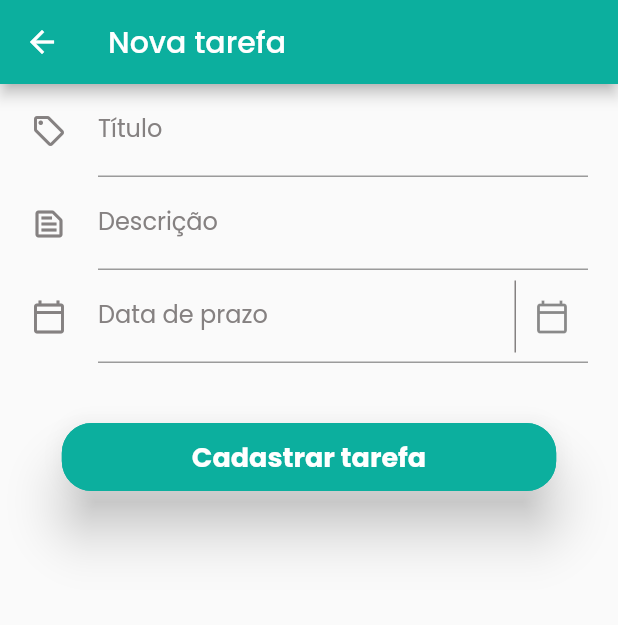
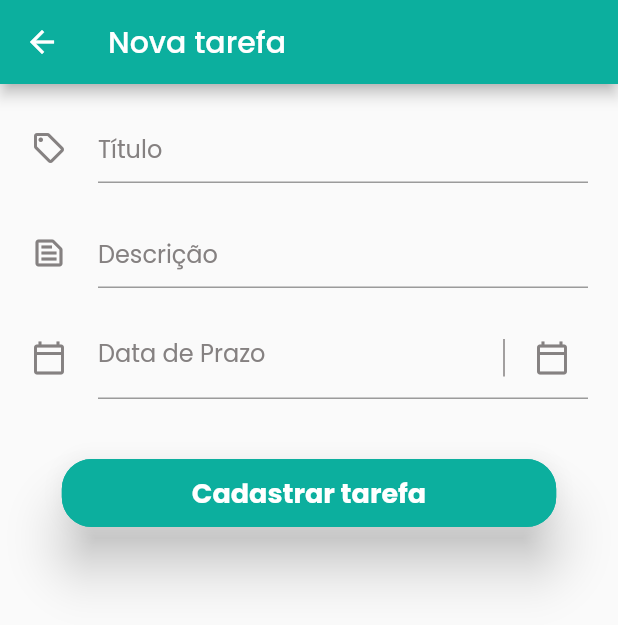
Before and after one commit to RafaMC03/Tasker, a Flutter app: the cadTarefas screen opened directly, on a phone screen of 412 x 824 dp. Shown: the top 625 px of the screen. Run offline on Flutter 3.47's test engine with Material 2 defaults, Android fonts, the phone set to English and light mode, and no system bars; our stand-ins replace bot_toast, firebase_auth, firebase_core, google_fonts, page_transition; accounts and stored records are empty.

Commit message:
Campos Cadastro Tarefas | NavBar

```diff
--- /dev/null
+++ b/lib/modules/home/controllers/controller.dart
@@ -0,0 +1,7 @@
+import 'package:flutter/cupertino.dart';
+
+class CadastroTarefasController extends ChangeNotifier{
+  final titulo = TextEditingController();
+  final descricao = TextEditingController();
+  final data = TextEditingController();
+}
--- a/lib/modules/home/pages/cadastroTarefas.dart
+++ b/lib/modules/home/pages/cadastroTarefas.dart
@@ -1,8 +1,8 @@
 import 'package:flutter/material.dart';
-import 'package:flutter/src/widgets/container.dart';
-import 'package:flutter/src/widgets/framework.dart';
+import 'package:tasker/modules/home/controllers/controller.dart';
 import 'package:tasker/shared/components/botoes/botao_componente.dart';
 import 'package:tasker/shared/components/campo_form/campo_form_componente.dart';
+import 'package:tasker/shared/components/campo_form/campo_form_tarefas.dart';
 
 final controllerTitulo = TextEditingController();
 
@@ -14,94 +14,65 @@ class cadTarefas extends StatefulWidget {
 }
 
 class _cadTarefasState extends State<cadTarefas> {
+  final _controller = CadastroTarefasController();
+  List<FocusNode> _focusNodes = [
+    FocusNode(),
+    FocusNode(),
+    FocusNode(),
+  ];
+
+  @override
+  void initState() {
+    super.initState();
+    _focusNodes.forEach((node) {
+      node.addListener(() {
+        setState(() {});
+      });
+    });
+  }
+
   @override
   Widget build(BuildContext context) {
-    return Scaffold(
+    return GestureDetector(
+      onTap: () => FocusManager.instance.primaryFocus?.unfocus(),
+      child: Scaffold(
         appBar: AppBar(
-        title: Text('Nova tarefa'),
-        backgroundColor: Color.fromARGB(255, 12, 175, 158),
+          title: const Text('Nova tarefa'),
+          backgroundColor: const Color.fromARGB(255, 12, 175, 158),
         ),
         body: ListView(
           children: [
-          Padding(
+            Theme(
+              data: Theme.of(context).copyWith(),
+              child: Padding(
                 padding: const EdgeInsets.only(right: 20),
+                child: Form(
                   child: Column(
                     children: [
-                Row(
-              children: [
-                Expanded(
-                    flex: 2,
-                    child: Icon(
-                      Icons.local_offer_outlined,
-                      color: Color.fromARGB(255, 133, 129, 129),
-                    )),
-                Expanded(
-                  flex: 10,
-                  child: TextFormField(
-                    decoration: InputDecoration(
-                        label: Text(
-                      'Título',
-                      style: TextStyle(color: Color.fromARGB(255, 133, 129, 129)),
-                    )),
+                      CampoFormTarefas(
+                        label: 'Título',
+                        icone: Icons.local_offer_outlined,
+                        node: _focusNodes[0],
+                        isData: false,
+                        controller: _controller.titulo,
                       ),
+                      CampoFormTarefas(
+                        label: 'Descrição',
+                        icone: Icons.text_snippet_outlined,
+                        node: _focusNodes[1],
+                        isData: false,
+                        controller: _controller.descricao,
+                      ),
+                      CampoFormTarefas(
+                        label: 'Data de Prazo',
+                        icone: Icons.calendar_today_outlined,
+                        node: _focusNodes[2],
+                        isData: true,
+                        controller: _controller.data,
                       ),
                     ],
                   ),
-            Row(
-              children: [
-                Expanded(
-                    flex: 2,
-                    child: Icon(
-                      Icons.text_snippet_outlined,
-                      color: Color.fromARGB(255, 133, 129, 129),
-                    )),
-                Expanded(
-                  flex: 10,
-                  child: TextFormField(
-                    decoration: InputDecoration(
-                        label: Text(
-                      'Descrição',
-                      style: TextStyle(color: Color.fromARGB(255, 133, 129, 129)),
-                    )),
                 ),
-                ),
-              ],
-            ),
-            Row(
-              children: [
-                Expanded(
-                    flex: 2,
-                    child: Icon(
-                      Icons.calendar_today_outlined,
-                      color: Color.fromARGB(255, 133, 129, 129),
-                    )),
-                Expanded(
-                  flex: 10,
-                  child: TextFormField(
-                    decoration: InputDecoration(
-                      label: Text(
-                        'Data de prazo',
-                        style:
-                            TextStyle(color: Color.fromARGB(255, 133, 129, 129)),
-                      ),
-                      suffixIcon: Container(
-                          margin: EdgeInsets.only(left: 4),
-                          decoration: BoxDecoration(
-                              border: Border(
-                                  left: BorderSide(
-                                      color:
-                                          Color.fromARGB(255, 133, 129, 129)))),
-                          child: IconButton(
-                              onPressed: (() {
-
-                              }),
-                              icon: Icon(Icons.calendar_today_outlined))),
-                    ),
-                  ),
-                ),
-              ],
-            ),
-              ],
               ),
             ),
             Column(
@@ -110,7 +81,7 @@ class _cadTarefasState extends State<cadTarefas> {
                   padding: const EdgeInsets.only(top: 40),
                   child: BotaoComponente(
                       texto: 'Cadastrar tarefa',
-                    corFundo: Color.fromARGB(255, 12, 175, 158),
+                      corFundo: const Color.fromARGB(255, 12, 175, 158),
                       onPressed: () {
                         Navigator.pop(context);
                       },
@@ -120,6 +91,7 @@ class _cadTarefasState extends State<cadTarefas> {
             ),
           ],
         ),
+      ),
     );
   }
 }
--- a/lib/modules/home/pages/calendario.dart
+++ b/lib/modules/home/pages/calendario.dart
@@ -13,6 +13,7 @@ class _CalendarioState extends State<Calendario> {
   @override
   Widget build(BuildContext context) {
     return Scaffold(
+      backgroundColor: const Color.fromARGB(255, 241, 241, 241),
       body: ListView(
         children: [
           Center(
--- /dev/null
+++ b/lib/shared/components/campo_form/campo_form_tarefas.dart
@@ -0,0 +1,125 @@
+import 'package:flutter/material.dart';
+import 'package:flutter/src/widgets/container.dart';
+import 'package:flutter/src/widgets/framework.dart';
+
+class CampoFormTarefas extends StatefulWidget {
+  final String label;
+  final IconData icone;
+  final FocusNode node;
+  final bool isData;
+  final TextEditingController controller;
+
+  CampoFormTarefas(
+      {super.key,
+      required this.label,
+      required this.icone,
+      required this.node,
+      required this.isData,
+      required this.controller});
+
+  @override
+  State<CampoFormTarefas> createState() => _CampoFormTarefasState();
+}
+
+class _CampoFormTarefasState extends State<CampoFormTarefas> {
+  @override
+  Widget build(BuildContext context) {
+    return Container(
+      height: 70,
+      child: Row(
+        children: [
+          Expanded(
+              flex: 2,
+              child: Padding(
+                padding: const EdgeInsets.only(top: 15.0),
+                child: Icon(
+                  widget.icone,
+                  color: widget.node.hasFocus
+                      ? const Color.fromARGB(255, 12, 175, 158)
+                      : const Color.fromARGB(255, 133, 129, 129),
+                ),
+              )),
+          Expanded(
+            flex: 10,
+            child: TextFormField(
+                controller: widget.controller,
+                focusNode: widget.node,
+                cursorColor: const Color.fromARGB(255, 12, 175, 158),
+                decoration: InputDecoration(
+                  labelStyle: const TextStyle(
+                      color: Color.fromARGB(255, 133, 129, 129)),
+                  floatingLabelStyle: MaterialStateTextStyle.resolveWith(
+                      (Set<MaterialState> states) {
+                    final Color color = states.contains(MaterialState.error)
+                        ? Theme.of(context).errorColor
+                        : const Color.fromARGB(255, 12, 175, 158);
+                    return TextStyle(color: color);
+                  }),
+                  alignLabelWithHint: true,
+                  focusedBorder: const UnderlineInputBorder(
+                      borderSide: BorderSide(
+                          color: Color.fromARGB(255, 12, 175, 158), width: 2)),
+                  label: Text(
+                    widget.label,
+                  ),
+                  suffixIcon: widget.isData
+                      ? Padding(
+                        padding: const EdgeInsets.only(top: 15.0),
+                        child: Row(
+                            mainAxisAlignment:
+                                MainAxisAlignment.spaceBetween,
+                            mainAxisSize: MainAxisSize.min,
+                            children: [
+                              VerticalDivider(
+                                thickness: 1,
+                                endIndent: 15,
+                                indent: 15,
+                                color: widget.node.hasFocus
+                                        ? const Color.fromARGB(255, 12, 175, 158)
+                                        : const Color.fromARGB(
+                                            255, 133, 129, 129),
+                              ),
+                              IconButton(
+                                  onPressed: (() {
+                                    showDatePicker(
+                                        context: context,
+                                        locale: Locale('pt', 'BR'),
+                                        initialDate: DateTime.now(),
+                                        firstDate: DateTime.now(),
+                                        lastDate: DateTime.now()
+                                            .add(Duration(days: 30)),
+                                        builder: ((context, child) {
+                                          return Theme(
+                                              data: ThemeData.light().copyWith(
+                                                primaryColor:
+                                                    const Color.fromARGB(
+                                                        255, 12, 175, 158),
+                                                colorScheme: ColorScheme.light(
+                                                    onPrimary: Colors.black,
+                                                    primary: const Color.fromARGB(
+                                                        255, 12, 175, 158)),
+                                                buttonTheme: ButtonThemeData(
+                                                    textTheme:
+                                                        ButtonTextTheme.primary),
+                                              ),
+                                              child: child!);
+                                        }));
+                                  }),
+                                  icon: Icon(
+                                    Icons.calendar_today_outlined,
+                                    color: widget.node.hasFocus
+                                        ? const Color.fromARGB(255, 12, 175, 158)
+                                        : const Color.fromARGB(
+                                            255, 133, 129, 129),
+                                  ))
+                            ],
+                          ),
+                      )
+                      : null,
+                )),
+          ),
+        ],
+      ),
+    );
+  }
+}
--- a/pubspec.yaml
+++ b/pubspec.yaml
@@ -40,6 +40,8 @@ dependencies:
   firebase_auth: ^4.0.2
   cloud_firestore: ^4.0.2
   page_transition: ^2.0.9
+  flutter_localizations:
+    sdk: flutter
 
 dev_dependencies:
   flutter_test:
```
Also changed, not shown: lib/core/app.dart (+10 -0 lines), lib/modules/home/pages/home.dart (+140 -33 lines), pubspec.lock. Lines whose indentation alone changed are shown as unchanged.
